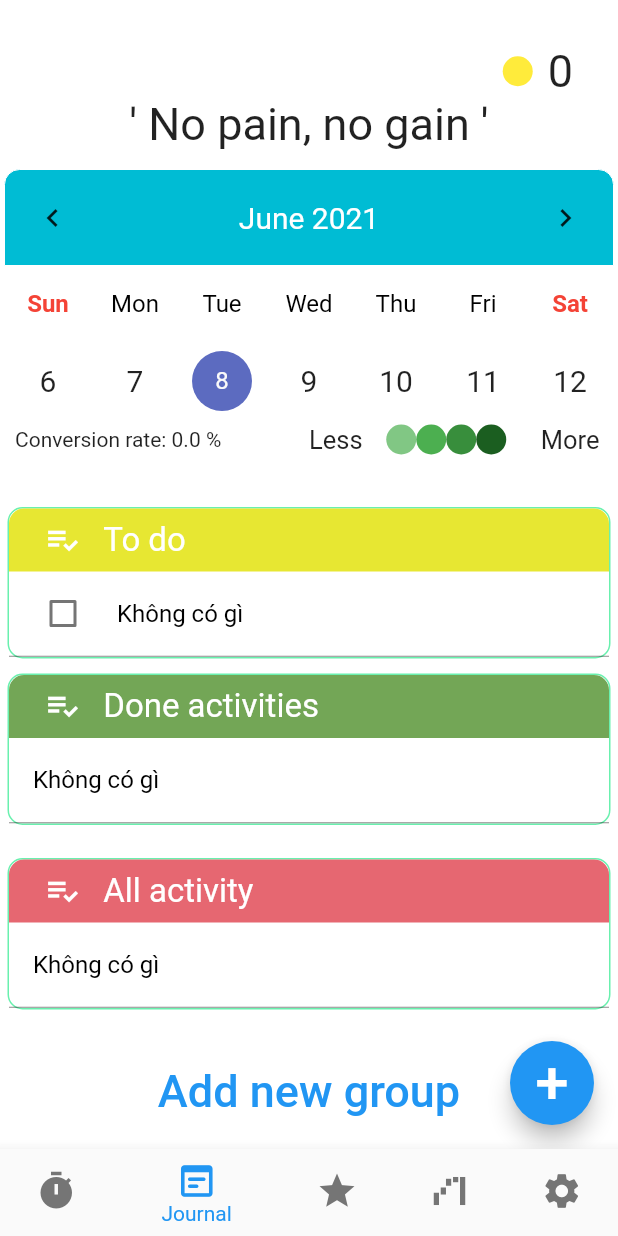
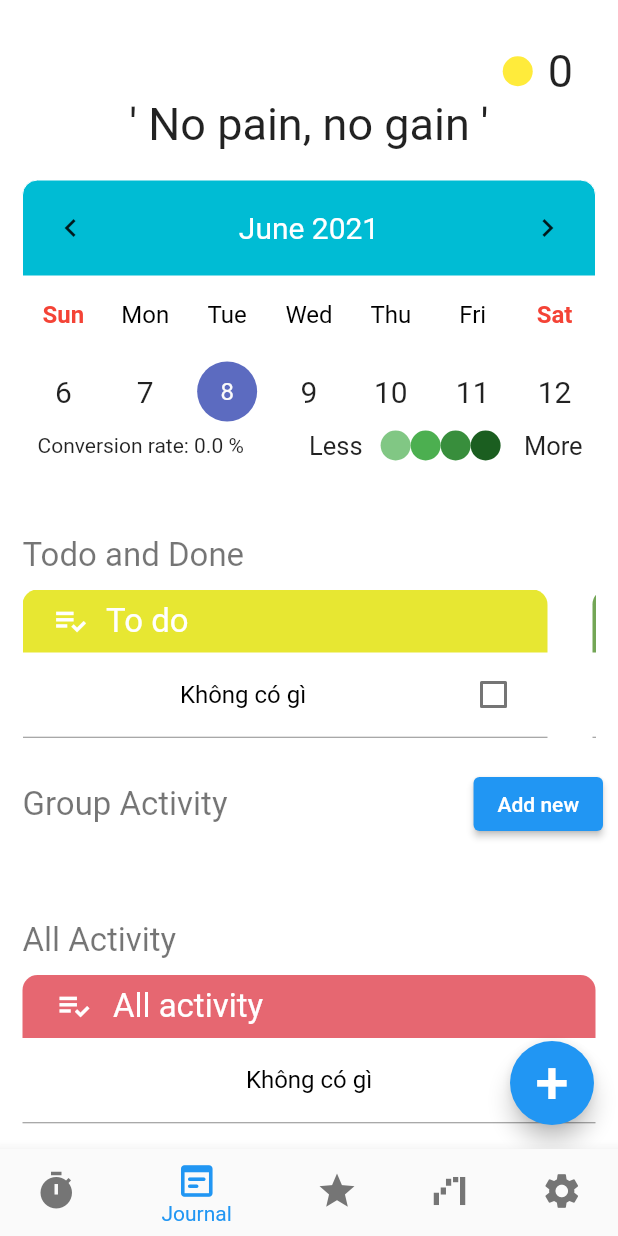
Before and after one commit to CongPhiNguyen/focusAssist, a Flutter app: the screen it shows after launch, item 2 of the bottom bar chosen, on a phone screen of 412 x 824 dp. Run offline on Flutter 3.47's test engine with Material 2 defaults, Android fonts, the phone set to English and light mode, and no system bars; drawn by our look-alikes of table_calendar; our stand-ins replace percent_indicator, pie_chart, sqflite; accounts and stored records are empty.

Commit message:
Vẫn còn lỗi khi render

```diff
--- a/focus_assist/lib/pages/journal_screen.dart
+++ b/focus_assist/lib/pages/journal_screen.dart
@@ -187,13 +187,7 @@ class _JournalScreenState extends State<JournalScreen> {
   }
 
   Widget DoneTask() {
-    return Padding(
-      padding: const EdgeInsets.all(5.0),
-      child: Container(
-        decoration: BoxDecoration(
-            border: Border.all(color: Colors.greenAccent, width: 1),
-            borderRadius: BorderRadius.all(Radius.circular(10))),
-        child: Column(
+    return Column(
       children: [
         Container(
             decoration: BoxDecoration(
@@ -204,9 +198,8 @@ class _JournalScreenState extends State<JournalScreen> {
                 )),
             child: Padding(
               padding: const EdgeInsets.all(8.0),
-                  child: Row(
-                      mainAxisAlignment: MainAxisAlignment.center,
-                      children: [
+              child:
+                  Row(mainAxisAlignment: MainAxisAlignment.center, children: [
                 Expanded(
                   flex: 1,
                   child: InkWell(
@@ -235,15 +228,12 @@ class _JournalScreenState extends State<JournalScreen> {
           itemBuilder: (context, index) {
             return Column(
               children: [
-                    InkWell(
-                      onTap: () async {
-                        if (doneListKey[index] == 'None') return;
-                      },
-                      child: ListTile(
-                        title: Text(doneList[index],
+                ListTile(
+                  title: Center(
+                    child: Text(doneList[index],
                         style: TextStyle(color: Colors.black)),
+                  ),
                   tileColor: Colors.white,
-                      ),
                 ),
                 Divider(height: 1, color: Colors.black45)
               ],
@@ -251,8 +241,6 @@ class _JournalScreenState extends State<JournalScreen> {
           },
         ),
       ],
-        ),
-      ),
     );
   }
 
@@ -406,13 +394,7 @@ class _JournalScreenState extends State<JournalScreen> {
   }
 
   Widget ToDoList() {
-    return Padding(
-      padding: const EdgeInsets.all(5.0),
-      child: Container(
-        decoration: BoxDecoration(
-            border: Border.all(color: Colors.greenAccent, width: 1),
-            borderRadius: BorderRadius.all(Radius.circular(10))),
-        child: Column(
+    return Column(
       children: [
         Container(
             decoration: BoxDecoration(
@@ -423,9 +405,8 @@ class _JournalScreenState extends State<JournalScreen> {
                 )),
             child: Padding(
               padding: const EdgeInsets.all(8.0),
-                  child: Row(
-                      mainAxisAlignment: MainAxisAlignment.center,
-                      children: [
+              child:
+                  Row(mainAxisAlignment: MainAxisAlignment.center, children: [
                 Expanded(
                   flex: 1,
                   child: InkWell(
@@ -457,9 +438,11 @@ class _JournalScreenState extends State<JournalScreen> {
               children: [
                 CheckboxListTile(
                   value: toDos[index].check,
-                      controlAffinity: ListTileControlAffinity.leading,
-                      title: Text(toDos[index].task,
+                  controlAffinity: ListTileControlAffinity.trailing,
+                  title: Center(
+                    child: Text(toDos[index].task,
                         style: TextStyle(color: Colors.black)),
+                  ),
                   tileColor: Colors.white,
                   onChanged: (bool value) async {
                     if (toDos[index].taskKey == 'None') return;
@@ -490,8 +473,8 @@ class _JournalScreenState extends State<JournalScreen> {
                                       'NGAYHOANTHANH':
                                           dateTimeToInt(_selectedDay)
                                     };
-                                        final id = await dbHelper.insert(
-                                            'THONGKE', row);
+                                    final id =
+                                        await dbHelper.insert('THONGKE', row);
                                     print('inserted row id: $id');
                                     getToDoList();
                                     getDoneTask();
@@ -515,18 +498,12 @@ class _JournalScreenState extends State<JournalScreen> {
           },
         ),
       ],
-        ),
-      ),
     );
   }
 
   Widget AllActivity() {
     return Padding(
-      padding: const EdgeInsets.all(5.0),
-      child: Container(
-        decoration: BoxDecoration(
-            border: Border.all(color: Colors.greenAccent, width: 1),
-            borderRadius: BorderRadius.all(Radius.circular(10))),
+      padding: const EdgeInsets.fromLTRB(15, 10, 15, 10),
       child: Column(
         children: [
           Container(
@@ -538,9 +515,8 @@ class _JournalScreenState extends State<JournalScreen> {
                   )),
               child: Padding(
                 padding: const EdgeInsets.all(8.0),
-                  child: Row(
-                      mainAxisAlignment: MainAxisAlignment.center,
-                      children: [
+                child:
+                    Row(mainAxisAlignment: MainAxisAlignment.center, children: [
                   Expanded(
                     flex: 1,
                     child: InkWell(
@@ -585,8 +561,10 @@ class _JournalScreenState extends State<JournalScreen> {
                       getAllGroup();
                     },
                     child: ListTile(
-                        title: Text(allActivity[index],
+                      title: Center(
+                        child: Text(allActivity[index],
                             style: TextStyle(color: Colors.black)),
+                      ),
                       tileColor: Colors.white,
                     ),
                   ),
@@ -597,21 +575,32 @@ class _JournalScreenState extends State<JournalScreen> {
           ),
         ],
       ),
-      ),
     );
   }
 
+  List<Widget> getGroupTable() {
+    return new List<Widget>.generate(allGroup.length, (int index) {
+      return Row(children: [
+        GroupActivity(index),
+        SizedBox(
+          width: 30,
+        )
+      ]);
+    });
+  }
+
   Widget GroupTable() {
-    return Container(
-      decoration: BoxDecoration(
-          color: Color(0xff9e9e9e),
-          borderRadius: BorderRadius.all(Radius.circular(20))),
-      child: ListView.builder(
-        shrinkWrap: true,
-        itemCount: allGroup.length,
-        itemBuilder: (context, index) {
-          return GroupActivity(index);
-        },
+    return Padding(
+      padding: const EdgeInsets.fromLTRB(15, 10, 15, 10),
+      child: SingleChildScrollView(
+        scrollDirection: Axis.horizontal,
+        child: Row(
+          mainAxisAlignment: MainAxisAlignment.start,
+          crossAxisAlignment: CrossAxisAlignment.start,
+          mainAxisSize: MainAxisSize.max,
+          children:
+              getGroupTable().length != 0 ? getGroupTable() : [Container()],
+        ),
       ),
     );
   }
@@ -653,12 +642,10 @@ class _JournalScreenState extends State<JournalScreen> {
   }
 
   Widget GroupActivity(inDex) {
-    return Padding(
-      padding: const EdgeInsets.all(5.0),
+    return Align(
+      alignment: Alignment.topLeft,
       child: Container(
-        decoration: BoxDecoration(
-            border: Border.all(color: Colors.greenAccent, width: 1),
-            borderRadius: BorderRadius.all(Radius.circular(10))),
+        width: 350,
         child: Column(
           children: [
             Container(
@@ -712,8 +699,10 @@ class _JournalScreenState extends State<JournalScreen> {
                         getAllGroup();
                       },
                       child: ListTile(
-                        title: Text(allGroupActivity[inDex][index],
+                        title: Center(
+                          child: Text(allGroupActivity[inDex][index],
                               style: TextStyle(color: Colors.black)),
+                        ),
                         tileColor: Colors.white,
                       ),
                     ),
@@ -796,62 +785,12 @@ class _JournalScreenState extends State<JournalScreen> {
     dbHelper.rawQuery(''' delete from NHOMMUCTIEU where MANHOM='$key' ''');
   }
 
-  @override
-  Widget build(BuildContext context) {
-    return Scaffold(
-      backgroundColor: Color(0xffffffff),
-      body: ListView(children: <Widget>[
-        SizedBox(
-          height: 30,
-        ),
-        InkWell(
-          onTap: () async {
-            await showDialog(
-              context: context,
-              builder: (_) => ListAchivement(),
-            );
-            loadGold();
-          },
-          child: Row(
-            mainAxisAlignment: MainAxisAlignment.end,
+  Widget Calendar() {
+    return Padding(
+      padding: const EdgeInsets.fromLTRB(15, 10, 15, 10),
+      child: Column(
         children: [
-              CircleAvatar(
-                backgroundColor: Colors.yellow,
-                radius: 10,
-              ),
-              SizedBox(
-                width: 10,
-              ),
-              Text(
-                StaticData.Vang.toString(),
-                style: TextStyle(fontSize: 30),
-              ),
-              SizedBox(
-                width: 30,
-              ),
-            ],
-          ),
-        ),
-        //Đây để hiện cái dòng qoutes
-        Row(
-          mainAxisAlignment: MainAxisAlignment.center,
-          children: <Widget>[
-            Center(
-              child: Text(
-                "\' No pain, no gain \'",
-                style: TextStyle(fontSize: 30),
-              ),
-            ),
-          ],
-        ),
-        SizedBox(
-          height: 10,
-        ),
-        //Hiển thị calendar
-        Padding(
-          padding: const EdgeInsets.all(3.0),
-          // ignore: missing_required_param
-          child: TableCalendar(
+          TableCalendar(
             firstDay: DateTime.utc(2010, 10, 16),
             lastDay: DateTime.utc(2030, 3, 14),
             focusedDay: _focusedDay,
@@ -926,7 +865,6 @@ class _JournalScreenState extends State<JournalScreen> {
                   color: Colors.black,
                 )),
           ),
-        ),
           Row(
             children: <Widget>[
               Expanded(
@@ -970,28 +908,113 @@ class _JournalScreenState extends State<JournalScreen> {
                     ],
                   ))
             ],
+          )
+        ],
       ),
+    );
+  }
+
+  @override
+  Widget build(BuildContext context) {
+    return Scaffold(
+      backgroundColor: Color(0xffffffff),
+      body: ListView(children: <Widget>[
         SizedBox(
           height: 30,
         ),
-        ToDoList(),
-        DoneTask(),
+        InkWell(
+          onTap: () async {
+            await showDialog(
+              context: context,
+              builder: (_) => ListAchivement(),
+            );
+            loadGold();
+          },
+          child: Row(
+            mainAxisAlignment: MainAxisAlignment.end,
+            children: [
+              CircleAvatar(
+                backgroundColor: Colors.yellow,
+                radius: 10,
+              ),
               SizedBox(
-          height: 12,
+                width: 10,
               ),
-        AllActivity(),
-        SizedBox(
-          height: 12,
-        ),
-        //Hiển thị các cái to do list
-        GroupTable(),
-        SizedBox(height: 12),
-        Center(
-            child: TextButton(
-          child: Text(
-            "Add new group",
+              Text(
+                StaticData.Vang.toString(),
                 style: TextStyle(fontSize: 30),
               ),
+              SizedBox(
+                width: 30,
+              ),
+            ],
+          ),
+        ),
+        //Đây để hiện cái dòng qoutes
+        Row(
+          mainAxisAlignment: MainAxisAlignment.center,
+          children: <Widget>[
+            Center(
+              child: Text(
+                "\' No pain, no gain \'",
+                style: TextStyle(fontSize: 30),
+              ),
+            ),
+          ],
+        ),
+        SizedBox(
+          height: 10,
+        ),
+        //Hiển thị calendar
+        Calendar(),
+        SizedBox(
+          height: 30,
+        ),
+        Padding(
+          padding: const EdgeInsets.fromLTRB(15, 10, 10, 0),
+          child: Text(
+            'Todo and Done',
+            style: TextStyle(fontSize: 22, color: Colors.black54),
+          ),
+        ),
+        Padding(
+            padding: const EdgeInsets.fromLTRB(15, 10, 15, 10),
+            child: SingleChildScrollView(
+              scrollDirection: Axis.horizontal,
+              child: Row(
+                mainAxisSize: MainAxisSize.max,
+                crossAxisAlignment: CrossAxisAlignment.start,
+                children: [
+                  Align(
+                    alignment: Alignment.topLeft,
+                    child: Container(
+                      width: 350,
+                      child: ToDoList(),
+                    ),
+                  ),
+                  SizedBox(
+                    width: 30,
+                  ),
+                  Align(
+                    alignment: Alignment.topLeft,
+                    child: Container(
+                      width: 350,
+                      child: DoneTask(),
+                    ),
+                  ),
+                ],
+              ),
+            )),
+        Padding(
+            padding: const EdgeInsets.fromLTRB(15, 10, 10, 0),
+            child: Row(
+              mainAxisAlignment: MainAxisAlignment.spaceBetween,
+              children: [
+                Text(
+                  'Group Activity',
+                  style: TextStyle(fontSize: 22, color: Colors.black54),
+                ),
+                ElevatedButton(
                     onPressed: () async {
                       await showDialog(
                         context: context,
@@ -1001,7 +1024,25 @@ class _JournalScreenState extends State<JournalScreen> {
                       getToDoList();
                       getAllGroup();
                     },
+                    child: Text('Add new'))
+              ],
             )),
+
+        SizedBox(
+          height: 12,
+        ),
+        GroupTable(),
+        SizedBox(
+          height: 12,
+        ),
+        Padding(
+          padding: const EdgeInsets.fromLTRB(15, 10, 10, 0),
+          child: Text(
+            'All Activity',
+            style: TextStyle(fontSize: 22, color: Colors.black54),
+          ),
+        ),
+        AllActivity(),
       ]),
       floatingActionButton: FloatingActionButton(
           onPressed: () async {
--- a/focus_assist/lib/pages/list_of_achivement.dart
+++ b/focus_assist/lib/pages/list_of_achivement.dart
@@ -39,11 +39,13 @@ class _ListAchivementState extends State<ListAchivement> {
     await getCurrentLevel();
     setState(() {
       currentDoneTarget = currentDoneLevel * 10;
+      if (currentDoneTarget > 30) currentDoneTarget = 30;
       percentDone = doneNum * 1.0 / currentDoneTarget;
     });
 
     setState(() {
       currentActivityTarget = currentActivityLevel * 3;
+      if (currentActivityTarget > 30) currentActivityTarget = 30;
       percentActivity = activityNum * 1.0 / currentActivityTarget;
     });
   }
```
Lines whose indentation alone changed are shown as unchanged.
